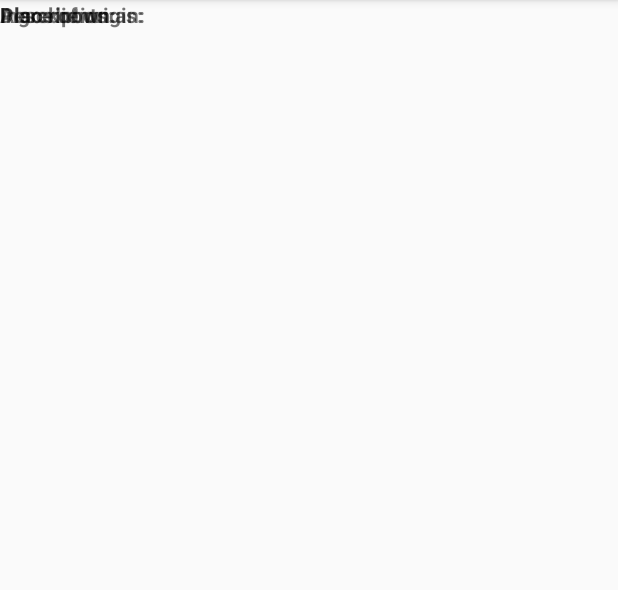
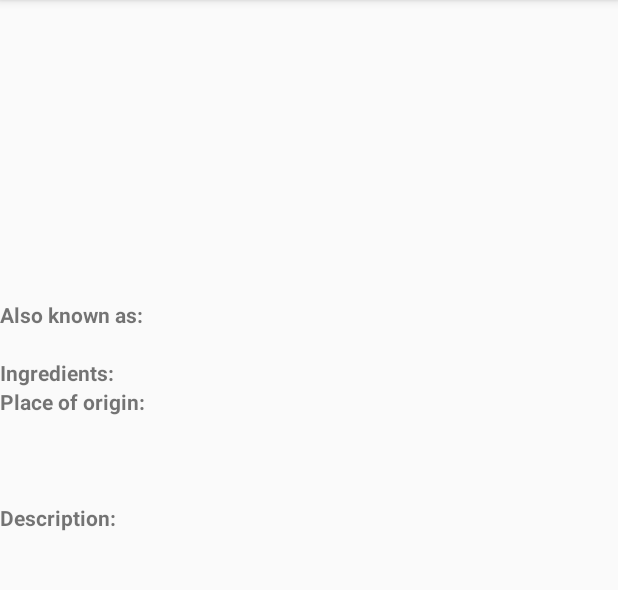
Before and after one commit to zknabdi/sandwich-club-code-master, an Android app: the DetailActivity screen opened directly, with no data from a screen before it, on a phone screen of 412 x 824 dp, the part 84-674 px from its top. Run offline under Robolectric (Android 15) with nearby library versions, the phone set to English and light mode, and no system bars; our stand-ins replace Picasso; 1 statement that could not run was skipped.

Commit message:
layout formating

```diff
--- a/app/src/main/java/com/udacity/sandwichclub/DetailActivity.java
+++ b/app/src/main/java/com/udacity/sandwichclub/DetailActivity.java
@@ -3,7 +3,9 @@ package com.udacity.sandwichclub;
 import android.content.Intent;
 import android.os.Bundle;
 import android.support.v7.app.AppCompatActivity;
+import android.view.View;
 import android.widget.ImageView;
+import android.widget.TextView;
 import android.widget.Toast;
 
 import com.squareup.picasso.Picasso;
@@ -14,6 +16,17 @@ public class DetailActivity extends AppCompatActivity {
 
     public static final String EXTRA_POSITION = "extra_position";
     private static final int DEFAULT_POSITION = -1;
+    private Sandwich sandwich;
+    // private ImageView imgViewLabel;
+//    private TextView originTv;
+//    private TextView descriptionTv;
+//    private TextView ingredientsTv;
+//    private TextView alsoKnownTv;
+//    private ImageView imageTv;
+//    private TextView detailAlsoKnownAsLabel;
+//    private TextView detailIngredientsLabel;
+//    private TextView detailPlaceOfOriginLabel;
+//    private TextView detailDescriptionLabel;
 
     @Override
     protected void onCreate(Bundle savedInstanceState) {
@@ -21,6 +34,16 @@ public class DetailActivity extends AppCompatActivity {
         setContentView(R.layout.activity_detail);
 
         ImageView ingredientsIv = findViewById(R.id.image_iv);
+//        originTv = (TextView) findViewById(R.id.origin_tv);
+//        descriptionTv = (TextView) findViewById(R.id.description_tv);
+//        ingredientsTv = (TextView) findViewById(R.id.ingredients_tv);
+//        alsoKnownTv= (TextView) findViewById(R.id.also_known_tv);
+//        imageTv = (ImageView) findViewById(R.id.image_iv);
+//        detailAlsoKnownAsLabel = (TextView) findViewById(R.id.origin_tv);
+//        detailIngredientsLabel = (TextView) findViewById(R.id.origin_tv);
+//        detailPlaceOfOriginLabel = (TextView) findViewById(R.id.origin_tv);
+//        detailDescriptionLabel = (TextView) findViewById(R.id.de)
+
 
         Intent intent = getIntent();
         if (intent == null) {
@@ -58,5 +81,16 @@ public class DetailActivity extends AppCompatActivity {
 
     private void populateUI() {
 
+       // populateUItv(sandwich.getDescription(), R.id.detail_description_label, R.id.description_tv);
     }
+
+//    private void populateUItv(String detailsPassed, int labelID, int tvID){
+//        TextView textViewTV = (TextView) findViewById(tvID);
+//        if(detailsPassed.isEmpty()){
+//            findViewById(labelID).setVisibility(View.GONE);
+//            textViewTV.setVisibility(View.GONE);
+//        }else{
+//            textViewTV.setText(detailsPassed);
+//        }
+//    }
 }
--- a/app/src/main/res/layout/activity_detail.xml
+++ b/app/src/main/res/layout/activity_detail.xml
@@ -1,9 +1,15 @@
 <?xml version="1.0" encoding="utf-8"?>
-<FrameLayout xmlns:android="http://schemas.android.com/apk/res/android"
+<ScrollView xmlns:android="http://schemas.android.com/apk/res/android"
     xmlns:tools="http://schemas.android.com/tools"
     android:layout_width="match_parent"
     android:layout_height="match_parent"
+
     tools:context="com.udacity.sandwichclub.DetailActivity">
+
+    <LinearLayout
+        android:layout_width="match_parent"
+        android:layout_height="wrap_content"
+        android:orientation="vertical">
 
         <ImageView
             android:id="@+id/image_iv"
@@ -13,30 +19,35 @@
             android:contentDescription="@string/sandwich_picture_content_description"
             android:scaleType="centerCrop" />
 
+
+        <TextView
+            android:id="@+id/also_known_as_label"
+            android:layout_width="wrap_content"
+            android:layout_height="wrap_content"
+            android:text="@string/detail_also_known_as_label"
+            android:textStyle="bold" />
+
         <TextView
             android:id="@+id/origin_tv"
             android:layout_width="wrap_content"
             android:layout_height="wrap_content" />
 
         <TextView
-        android:layout_width="wrap_content"
-        android:layout_height="wrap_content"
-        android:text="@string/detail_also_known_as_label"
-        android:textStyle="bold" />
-
-    <TextView
+            android:id="@+id/ingredients_label"
             android:layout_width="wrap_content"
             android:layout_height="wrap_content"
             android:text="@string/detail_ingredients_label"
             android:textStyle="bold" />
 
         <TextView
+            android:id="@+id/origin_label"
             android:layout_width="wrap_content"
             android:layout_height="wrap_content"
             android:text="@string/detail_place_of_origin_label"
             android:textStyle="bold" />
 
         <TextView
+
             android:id="@+id/description_tv"
             android:layout_width="wrap_content"
             android:layout_height="wrap_content" />
@@ -52,8 +63,13 @@
             android:layout_height="wrap_content" />
 
         <TextView
+            android:id="@+id/description_label"
             android:layout_width="wrap_content"
             android:layout_height="wrap_content"
             android:text="@string/detail_description_label"
             android:textStyle="bold" />
-</FrameLayout>
+
+    </LinearLayout>
+
+
+</ScrollView>
```
Lines whose indentation alone changed are shown as unchanged.
